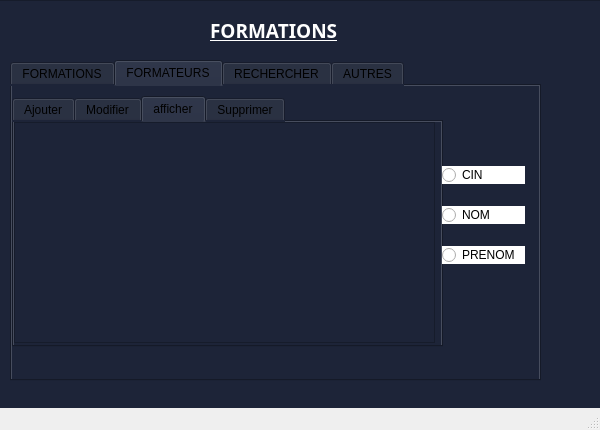
Qt form mainwindow.ui (boubakri-ch/Smart_Factory_2A5) before a commit.
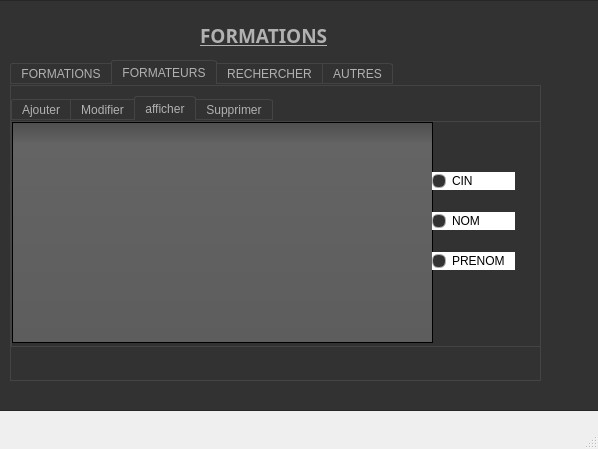
The same form after that commit. The open tabs and pages were chosen to show the change. Icons and pictures are not drawn.

The edit to the form file:
```diff
--- a/mainwindow.ui
+++ b/mainwindow.ui
@@ -6,8 +6,8 @@
    <rect>
     <x>0</x>
     <y>0</y>
-    <width>600</width>
-    <height>430</height>
+    <width>598</width>
+    <height>449</height>
    </rect>
   </property>
   <property name="windowTitle">
@@ -30,7 +30,466 @@
      </rect>
     </property>
     <property name="styleSheet">
-     <string notr="true">background-color: rgb(29, 36, 56);</string>
+     <string notr="true">
+QToolTip
+{
+     border: 1px solid black;
+     background-color: #ffa02f;
+     padding: 1px;
+     border-radius: 3px;
+     opacity: 100;
+}
+
+QWidget
+{
+    color: #b1b1b1;
+    background-color: #323232;
+}
+
+QWidget:item:hover
+{
+    background-color: QLinearGradient( x1: 0, y1: 0, x2: 0, y2: 1, stop: 0 #ffa02f, stop: 1 #ca0619);
+    color: #000000;
+}
+
+QWidget:item:selected
+{
+    background-color: QLinearGradient( x1: 0, y1: 0, x2: 0, y2: 1, stop: 0 #ffa02f, stop: 1 #d7801a);
+}
+
+QMenuBar::item
+{
+    background: transparent;
+}
+
+QMenuBar::item:selected
+{
+    background: transparent;
+    border: 1px solid #ffaa00;
+}
+
+QMenuBar::item:pressed
+{
+    background: #444;
+    border: 1px solid #000;
+    background-color: QLinearGradient(
+        x1:0, y1:0,
+        x2:0, y2:1,
+        stop:1 #212121,
+        stop:0.4 #343434/*,
+        stop:0.2 #343434,
+        stop:0.1 #ffaa00*/
+    );
+    margin-bottom:-1px;
+    padding-bottom:1px;
+}
+
+QMenu
+{
+    border: 1px solid #000;
+}
+
+QMenu::item
+{
+    padding: 2px 20px 2px 20px;
+}
+
+QMenu::item:selected
+{
+    color: #000000;
+}
+
+QWidget:disabled
+{
+    color: #404040;
+    background-color: #323232;
+}
+
+QAbstractItemView
+{
+    background-color: QLinearGradient( x1: 0, y1: 0, x2: 0, y2: 1, stop: 0 #4d4d4d, stop: 0.1 #646464, stop: 1 #5d5d5d);
+}
+
+QWidget:focus
+{
+    /*border: 2px solid QLinearGradient( x1: 0, y1: 0, x2: 0, y2: 1, stop: 0 #ffa02f, stop: 1 #d7801a);*/
+}
+
+QLineEdit
+{
+    background-color: QLinearGradient( x1: 0, y1: 0, x2: 0, y2: 1, stop: 0 #4d4d4d, stop: 0 #646464, stop: 1 #5d5d5d);
+    padding: 1px;
+    border-style: solid;
+    border: 1px solid #1e1e1e;
+    border-radius: 5;
+}
+
+QPushButton
+{
+    color: #b1b1b1;
+    background-color: QLinearGradient( x1: 0, y1: 0, x2: 0, y2: 1, stop: 0 #565656, stop: 0.1 #525252, stop: 0.5 #4e4e4e, stop: 0.9 #4a4a4a, stop: 1 #464646);
+    border-width: 1px;
+    border-color: #1e1e1e;
+    border-style: solid;
+    border-radius: 6;
+    padding: 3px;
+    font-size: 12px;
+    padding-left: 5px;
+    padding-right: 5px;
+}
+
+QPushButton:pressed
+{
+    background-color: QLinearGradient( x1: 0, y1: 0, x2: 0, y2: 1, stop: 0 #2d2d2d, stop: 0.1 #2b2b2b, stop: 0.5 #292929, stop: 0.9 #282828, stop: 1 #252525);
+}
+
+QComboBox
+{
+    selection-background-color: #ffaa00;
+    background-color: QLinearGradient( x1: 0, y1: 0, x2: 0, y2: 1, stop: 0 #565656, stop: 0.1 #525252, stop: 0.5 #4e4e4e, stop: 0.9 #4a4a4a, stop: 1 #464646);
+    border-style: solid;
+    border: 1px solid #1e1e1e;
+    border-radius: 5;
+}
+
+QComboBox:hover,QPushButton:hover
+{
+    border: 2px solid QLinearGradient( x1: 0, y1: 0, x2: 0, y2: 1, stop: 0 #ffa02f, stop: 1 #d7801a);
+}
+
+
+QComboBox:on
+{
+    padding-top: 3px;
+    padding-left: 4px;
+    background-color: QLinearGradient( x1: 0, y1: 0, x2: 0, y2: 1, stop: 0 #2d2d2d, stop: 0.1 #2b2b2b, stop: 0.5 #292929, stop: 0.9 #282828, stop: 1 #252525);
+    selection-background-color: #ffaa00;
+}
+
+QComboBox QAbstractItemView
+{
+    border: 2px solid darkgray;
+    selection-background-color: QLinearGradient( x1: 0, y1: 0, x2: 0, y2: 1, stop: 0 #ffa02f, stop: 1 #d7801a);
+}
+
+QComboBox::drop-down
+{
+     subcontrol-origin: padding;
+     subcontrol-position: top right;
+     width: 15px;
+
+     border-left-width: 0px;
+     border-left-color: darkgray;
+     border-left-style: solid; /* just a single line */
+     border-top-right-radius: 3px; /* same radius as the QComboBox */
+     border-bottom-right-radius: 3px;
+ }
+
+QComboBox::down-arrow
+{
+     image: url(:/down_arrow.png);
+}
+
+QGroupBox:focus
+{
+border: 2px solid QLinearGradient( x1: 0, y1: 0, x2: 0, y2: 1, stop: 0 #ffa02f, stop: 1 #d7801a);
+}
+
+QTextEdit:focus
+{
+    border: 2px solid QLinearGradient( x1: 0, y1: 0, x2: 0, y2: 1, stop: 0 #ffa02f, stop: 1 #d7801a);
+}
+
+QScrollBar:horizontal {
+     border: 1px solid #222222;
+     background: QLinearGradient( x1: 0, y1: 0, x2: 0, y2: 1, stop: 0.0 #121212, stop: 0.2 #282828, stop: 1 #484848);
+     height: 7px;
+     margin: 0px 16px 0 16px;
+}
+
+QScrollBar::handle:horizontal
+{
+      background: QLinearGradient( x1: 0, y1: 0, x2: 1, y2: 0, stop: 0 #ffa02f, stop: 0.5 #d7801a, stop: 1 #ffa02f);
+      min-height: 20px;
+      border-radius: 2px;
+}
+
+QScrollBar::add-line:horizontal {
+      border: 1px solid #1b1b19;
+      border-radius: 2px;
+      background: QLinearGradient( x1: 0, y1: 0, x2: 1, y2: 0, stop: 0 #ffa02f, stop: 1 #d7801a);
+      width: 14px;
+      subcontrol-position: right;
+      subcontrol-origin: margin;
+}
+
+QScrollBar::sub-line:horizontal {
+      border: 1px solid #1b1b19;
+      border-radius: 2px;
+      background: QLinearGradient( x1: 0, y1: 0, x2: 1, y2: 0, stop: 0 #ffa02f, stop: 1 #d7801a);
+      width: 14px;
+     subcontrol-position: left;
+     subcontrol-origin: margin;
+}
+
+QScrollBar::right-arrow:horizontal, QScrollBar::left-arrow:horizontal
+{
+      border: 1px solid black;
+      width: 1px;
+      height: 1px;
+      background: white;
+}
+
+QScrollBar::add-page:horizontal, QScrollBar::sub-page:horizontal
+{
+      background: none;
+}
+
+QScrollBar:vertical
+{
+      background: QLinearGradient( x1: 0, y1: 0, x2: 1, y2: 0, stop: 0.0 #121212, stop: 0.2 #282828, stop: 1 #484848);
+      width: 7px;
+      margin: 16px 0 16px 0;
+      border: 1px solid #222222;
+}
+
+QScrollBar::handle:vertical
+{
+      background: QLinearGradient( x1: 0, y1: 0, x2: 0, y2: 1, stop: 0 #ffa02f, stop: 0.5 #d7801a, stop: 1 #ffa02f);
+      min-height: 20px;
+      border-radius: 2px;
+}
+
+QScrollBar::add-line:vertical
+{
+      border: 1px solid #1b1b19;
+      border-radius: 2px;
+      background: QLinearGradient( x1: 0, y1: 0, x2: 0, y2: 1, stop: 0 #ffa02f, stop: 1 #d7801a);
+      height: 14px;
+      subcontrol-position: bottom;
+      subcontrol-origin: margin;
+}
+
+QScrollBar::sub-line:vertical
+{
+      border: 1px solid #1b1b19;
+      border-radius: 2px;
+      background: QLinearGradient( x1: 0, y1: 0, x2: 0, y2: 1, stop: 0 #d7801a, stop: 1 #ffa02f);
+      height: 14px;
+      subcontrol-position: top;
+      subcontrol-origin: margin;
+}
+
+QScrollBar::up-arrow:vertical, QScrollBar::down-arrow:vertical
+{
+      border: 1px solid black;
+      width: 1px;
+      height: 1px;
+      background: white;
+}
+
+
+QScrollBar::add-page:vertical, QScrollBar::sub-page:vertical
+{
+      background: none;
+}
+
+QTextEdit
+{
+    background-color: #242424;
+}
+
+QPlainTextEdit
+{
+    background-color: #242424;
+}
+
+QHeaderView::section
+{
+    background-color: QLinearGradient(x1:0, y1:0, x2:0, y2:1, stop:0 #616161, stop: 0.5 #505050, stop: 0.6 #434343, stop:1 #656565);
+    color: white;
+    padding-left: 4px;
+    border: 1px solid #6c6c6c;
+}
+
+QCheckBox:disabled
+{
+color: #414141;
+}
+
+QDockWidget::title
+{
+    text-align: center;
+    spacing: 3px; /* spacing between items in the tool bar */
+    background-color: QLinearGradient(x1:0, y1:0, x2:0, y2:1, stop:0 #323232, stop: 0.5 #242424, stop:1 #323232);
+}
+
+QDockWidget::close-button, QDockWidget::float-button
+{
+    text-align: center;
+    spacing: 1px; /* spacing between items in the tool bar */
+    background-color: QLinearGradient(x1:0, y1:0, x2:0, y2:1, stop:0 #323232, stop: 0.5 #242424, stop:1 #323232);
+}
+
+QDockWidget::close-button:hover, QDockWidget::float-button:hover
+{
+    background: #242424;
+}
+
+QDockWidget::close-button:pressed, QDockWidget::float-button:pressed
+{
+    padding: 1px -1px -1px 1px;
+}
+
+QMainWindow::separator
+{
+    background-color: QLinearGradient(x1:0, y1:0, x2:0, y2:1, stop:0 #161616, stop: 0.5 #151515, stop: 0.6 #212121, stop:1 #343434);
+    color: white;
+    padding-left: 4px;
+    border: 1px solid #4c4c4c;
+    spacing: 3px; /* spacing between items in the tool bar */
+}
+
+QMainWindow::separator:hover
+{
+
+    background-color: QLinearGradient(x1:0, y1:0, x2:0, y2:1, stop:0 #d7801a, stop:0.5 #b56c17 stop:1 #ffa02f);
+    color: white;
+    padding-left: 4px;
+    border: 1px solid #6c6c6c;
+    spacing: 3px; /* spacing between items in the tool bar */
+}
+
+QToolBar::handle
+{
+     spacing: 3px; /* spacing between items in the tool bar */
+     background: url(:/images/handle.png);
+}
+
+QMenu::separator
+{
+    height: 2px;
+    background-color: QLinearGradient(x1:0, y1:0, x2:0, y2:1, stop:0 #161616, stop: 0.5 #151515, stop: 0.6 #212121, stop:1 #343434);
+    color: white;
+    padding-left: 4px;
+    margin-left: 10px;
+    margin-right: 5px;
+}
+
+QProgressBar
+{
+    border: 2px solid grey;
+    border-radius: 5px;
+    text-align: center;
+}
+
+QProgressBar::chunk
+{
+    background-color: #d7801a;
+    width: 2.15px;
+    margin: 0.5px;
+}
+
+QTabBar::tab {
+    color: #b1b1b1;
+    border: 1px solid #444;
+    border-bottom-style: none;
+    background-color: #323232;
+    padding-left: 10px;
+    padding-right: 10px;
+    padding-top: 3px;
+    padding-bottom: 2px;
+    margin-right: -1px;
+}
+
+QTabWidget::pane {
+    border: 1px solid #444;
+    top: 1px;
+}
+
+QTabBar::tab:last
+{
+    margin-right: 0; /* the last selected tab has nothing to overlap with on the right */
+    border-top-right-radius: 3px;
+}
+
+QTabBar::tab:first:!selected
+{
+ margin-left: 0px; /* the last selected tab has nothing to overlap with on the right */
+
+
+    border-top-left-radius: 3px;
+}
+
+QTabBar::tab:!selected
+{
+    color: #b1b1b1;
+    border-bottom-style: solid;
+    margin-top: 3px;
+    background-color: QLinearGradient(x1:0, y1:0, x2:0, y2:1, stop:1 #212121, stop:.4 #343434);
+}
+
+QTabBar::tab:selected
+{
+    border-top-left-radius: 3px;
+    border-top-right-radius: 3px;
+    margin-bottom: 0px;
+}
+
+QTabBar::tab:!selected:hover
+{
+    /*border-top: 2px solid #ffaa00;
+    padding-bottom: 3px;*/
+    border-top-left-radius: 3px;
+    border-top-right-radius: 3px;
+    background-color: QLinearGradient(x1:0, y1:0, x2:0, y2:1, stop:1 #212121, stop:0.4 #343434, stop:0.2 #343434, stop:0.1 #ffaa00);
+}
+
+QRadioButton::indicator:checked, QRadioButton::indicator:unchecked{
+    color: #b1b1b1;
+    background-color: #323232;
+    border: 1px solid #b1b1b1;
+    border-radius: 6px;
+}
+
+QRadioButton::indicator:checked
+{
+    background-color: qradialgradient(
+        cx: 0.5, cy: 0.5,
+        fx: 0.5, fy: 0.5,
+        radius: 1.0,
+        stop: 0.25 #ffaa00,
+        stop: 0.3 #323232
+    );
+}
+
+QCheckBox::indicator{
+    color: #b1b1b1;
+    background-color: #323232;
+    border: 1px solid #b1b1b1;
+    width: 9px;
+    height: 9px;
+}
+
+QRadioButton::indicator
+{
+    border-radius: 6px;
+}
+
+QRadioButton::indicator:hover, QCheckBox::indicator:hover
+{
+    border: 1px solid #ffaa00;
+}
+
+QCheckBox::indicator:checked
+{
+    image:url(:/images/checkbox.png);
+}
+
+QCheckBox::indicator:disabled, QRadioButton::indicator:disabled
+{
+    border: 1px solid #444;
+}</string>
     </property>
     <property name="frameShape">
      <enum>QFrame::StyledPanel</enum>
@@ -41,10 +500,10 @@
     <widget class="QLabel" name="label_15">
      <property name="geometry">
       <rect>
-       <x>220</x>
-       <y>10</y>
-       <width>151</width>
-       <height>41</height>
+       <x>210</x>
+       <y>20</y>
+       <width>131</width>
+       <height>31</height>
       </rect>
      </property>
      <property name="font">
@@ -56,6 +515,12 @@
        <underline>true</underline>
       </font>
      </property>
+     <property name="styleSheet">
+      <string notr="true">border-top: 3px transparent;
+            border-bottom: 3px transparent;
+            border-right: 10px transparent;
+            border-left: 10px transparent;</string>
+     </property>
      <property name="text">
       <string>FORMATIONS</string>
      </property>
@@ -127,9 +592,15 @@
       </rect>
      </property>
      <property name="styleSheet">
-      <string notr="true">*{
-color:rgb(0, 0, 0)
-}</string>
+      <string notr="true">QtabWidget {
+            color: white;
+            border-image: url(:/img/bouton.png) 3 10 3 10;
+	font: 12pt &quot;calibri&quot;;
+            border-top: 3px transparent;
+            border-bottom: 3px transparent;
+            border-right: 10px transparent;
+            border-left: 10px transparent;
+        }</string>
      </property>
      <property name="currentIndex">
       <number>0</number>
@@ -666,7 +1137,7 @@
         <rect>
          <x>0</x>
          <y>10</y>
-         <width>431</width>
+         <width>531</width>
          <height>251</height>
         </rect>
        </property>
@@ -968,7 +1439,55 @@
           </rect>
          </property>
          <property name="styleSheet">
-          <string notr="true"/>
+          <string notr="true">font: 75 italic 8pt &quot;Times New Roman&quot;;</string>
+         </property>
+        </widget>
+        <widget class="QRadioButton" name="radioButton_pre">
+         <property name="geometry">
+          <rect>
+           <x>420</x>
+           <y>130</y>
+           <width>83</width>
+           <height>18</height>
+          </rect>
+         </property>
+         <property name="styleSheet">
+          <string notr="true">background-color: rgb(255, 255, 255);</string>
+         </property>
+         <property name="text">
+          <string>PRENOM</string>
+         </property>
+        </widget>
+        <widget class="QRadioButton" name="radioButton_cin">
+         <property name="geometry">
+          <rect>
+           <x>420</x>
+           <y>50</y>
+           <width>83</width>
+           <height>18</height>
+          </rect>
+         </property>
+         <property name="styleSheet">
+          <string notr="true">background-color: rgb(255, 255, 255);</string>
+         </property>
+         <property name="text">
+          <string>CIN</string>
+         </property>
+        </widget>
+        <widget class="QRadioButton" name="radioButton_nom">
+         <property name="geometry">
+          <rect>
+           <x>420</x>
+           <y>90</y>
+           <width>83</width>
+           <height>18</height>
+          </rect>
+         </property>
+         <property name="styleSheet">
+          <string notr="true">background-color: rgb(255, 255, 255);</string>
+         </property>
+         <property name="text">
+          <string>NOM</string>
          </property>
         </widget>
        </widget>
@@ -1043,54 +1562,6 @@
         </widget>
        </widget>
       </widget>
-      <widget class="QRadioButton" name="radioButton_pre">
-       <property name="geometry">
-        <rect>
-         <x>430</x>
-         <y>160</y>
-         <width>83</width>
-         <height>18</height>
-        </rect>
-       </property>
-       <property name="styleSheet">
-        <string notr="true">background-color: rgb(255, 255, 255);</string>
-       </property>
-       <property name="text">
-        <string>PRENOM</string>
-       </property>
-      </widget>
-      <widget class="QRadioButton" name="radioButton_cin">
-       <property name="geometry">
-        <rect>
-         <x>430</x>
-         <y>80</y>
-         <width>83</width>
-         <height>18</height>
-        </rect>
-       </property>
-       <property name="styleSheet">
-        <string notr="true">background-color: rgb(255, 255, 255);</string>
-       </property>
-       <property name="text">
-        <string>CIN</string>
-       </property>
-      </widget>
-      <widget class="QRadioButton" name="radioButton_nom">
-       <property name="geometry">
-        <rect>
-         <x>430</x>
-         <y>120</y>
-         <width>83</width>
-         <height>18</height>
-        </rect>
-       </property>
-       <property name="styleSheet">
-        <string notr="true">background-color: rgb(255, 255, 255);</string>
-       </property>
-       <property name="text">
-        <string>NOM</string>
-       </property>
-      </widget>
      </widget>
      <widget class="QWidget" name="tab_2">
       <attribute name="title">
@@ -1361,6 +1832,25 @@
       </widget>
      </widget>
     </widget>
+    <widget class="QLabel" name="label_20">
+     <property name="geometry">
+      <rect>
+       <x>6</x>
+       <y>3</y>
+       <width>611</width>
+       <height>401</height>
+      </rect>
+     </property>
+     <property name="text">
+      <string/>
+     </property>
+    </widget>
+    <zorder>label_20</zorder>
+    <zorder>label_15</zorder>
+    <zorder>label_16</zorder>
+    <zorder>label_17</zorder>
+    <zorder>label_18</zorder>
+    <zorder>tabWidget</zorder>
    </widget>
   </widget>
   <widget class="QMenuBar" name="menubar">
```
Left out of the diff: 231 changed lines with no effect on the pictures.
